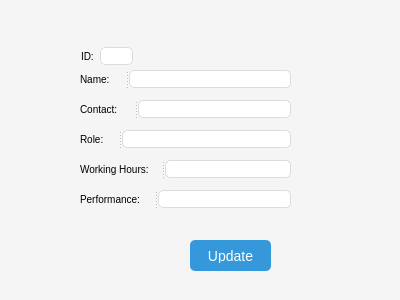
Qt form updateemployee.ui (SamirTaous/DeliveryManagement) before a commit.
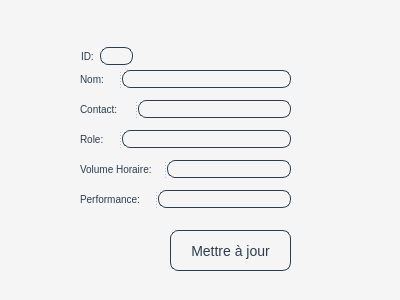
The same form after that commit.

Patch:
```diff
--- a/updateemployee.ui
+++ b/updateemployee.ui
@@ -19,11 +19,11 @@
 }
 
 QPushButton#UpdateButton {
-    background-color: #3498db;
     font-size: 14px;
-    color: white;
-    border: none;
-    border-radius: 5px;
+    background-color: transparent;
+    color: #2c3e50;
+    border: 1px solid #2c3e50; 
+    border-radius: 8px;
     cursor: pointer;
     padding: 8px 16px;
     transition: background-color 0.3s;
@@ -35,11 +35,14 @@
 
 QLabel {
     font-size: 10px;
+    color:#2c3e50;
 }
 
 QLineEdit {
-    border: 1px solid #dcdcdc;
-    border-radius: 5px;
+    background-color: transparent;
+    color: #2c3e50;
+    border: 1px solid #2c3e50; 
+    border-radius: 8px;
 }
 
 </string>
@@ -109,7 +112,7 @@
      <string notr="true"/>
     </property>
     <property name="text">
-     <string>Name:</string>
+     <string>Nom:</string>
     </property>
    </widget>
    <widget class="QLineEdit" name="NameLineEdit"/>
@@ -157,7 +160,7 @@
 }</string>
     </property>
     <property name="text">
-     <string>Working Hours:</string>
+     <string>Volume Horaire:</string>
     </property>
    </widget>
    <widget class="QLineEdit" name="HoursLineEdit"/>
@@ -165,14 +168,14 @@
   <widget class="QPushButton" name="UpdateButton">
    <property name="geometry">
     <rect>
-     <x>190</x>
-     <y>240</y>
-     <width>81</width>
-     <height>31</height>
+     <x>170</x>
+     <y>230</y>
+     <width>121</width>
+     <height>41</height>
     </rect>
    </property>
    <property name="text">
-    <string>Update</string>
+    <string>Mettre à jour</string>
    </property>
   </widget>
   <widget class="QWidget" name="layoutWidget">
```
Left out of the diff: 2 changed lines with no effect on the pictures.
